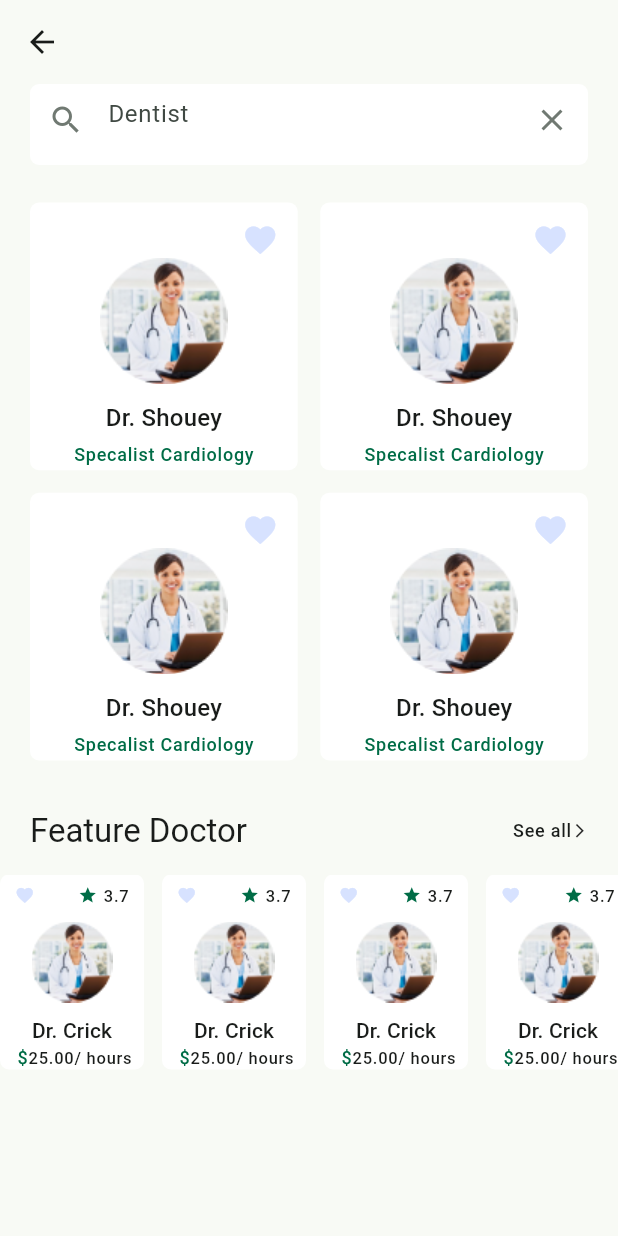
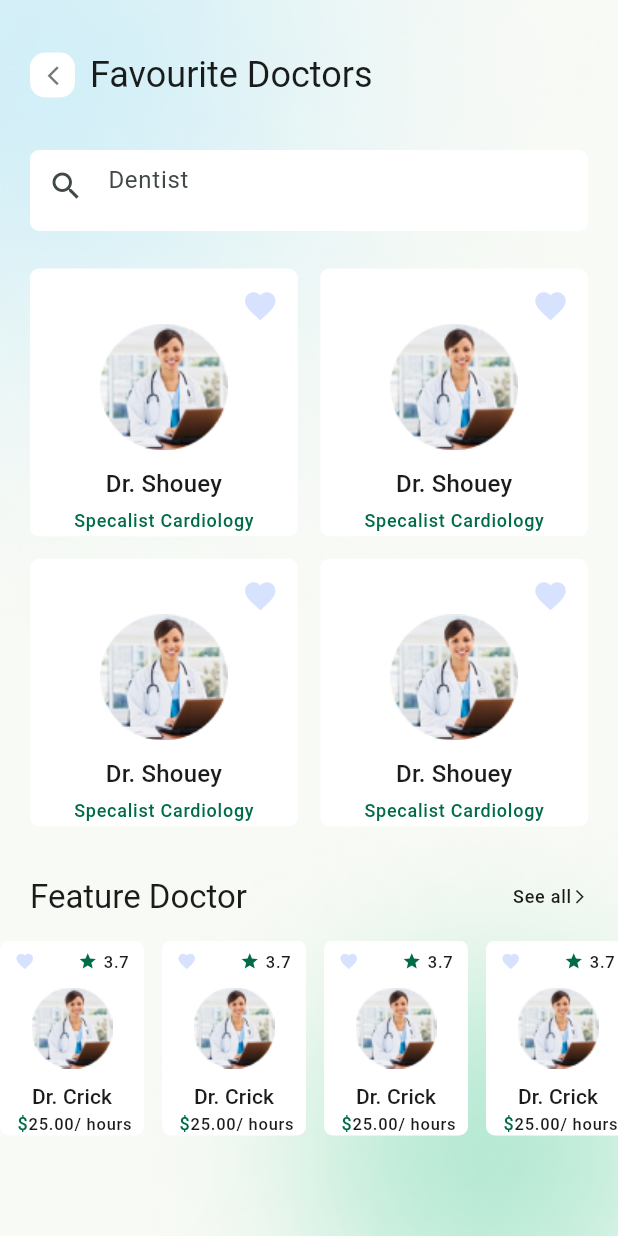
Before and after one commit to majidfathi69/DoctorHunt, a Flutter app: the FavouriteDoctorView screen opened by its route, on a phone screen of 412 x 824 dp. Run offline on Flutter 3.47's test engine with Material 2 defaults, Android fonts, the phone set to English and light mode, and no system bars; our stand-ins replace get.

Commit message:
add background Image & SearchTextField& & AppbarWidget

```diff
--- a/lib/app/modules/favourite_doctor/views/favourite_doctor_view.dart
+++ b/lib/app/modules/favourite_doctor/views/favourite_doctor_view.dart
@@ -1,6 +1,8 @@
+import 'package:doctor_hunt/app/widgets/appbar_widget.dart';
 import 'package:flutter/material.dart';
 import 'package:get/get.dart';
 
+import '../../../widgets/search_text_field.dart';
 import '../controllers/favourite_doctor_controller.dart';
 
 class FavouriteDoctorView extends GetView<FavouriteDoctorController> {
@@ -9,11 +11,17 @@ class FavouriteDoctorView extends GetView<FavouriteDoctorController> {
   @override
   Widget build(BuildContext context) {
     return Scaffold(
-      body: ListView(
+      body: Container(
+        decoration: const BoxDecoration(
+            image: DecorationImage(
+                image: AssetImage('lib/assets/image/background.png'),
+                fit: BoxFit.cover)),
+        child: ListView(
           children: const [
+            SizedBox(height: 100, child: AppbarWidget('Favourite Doctors')),
             Padding(
               padding: EdgeInsets.symmetric(horizontal: 20),
-            child: SearchBarWidget(),
+              child: SearchTextField('Dentist'),
             ),
             SizedBox(height: 25),
             SizedBox(
@@ -30,7 +38,7 @@ class FavouriteDoctorView extends GetView<FavouriteDoctorController> {
             )
           ],
         ),
-      appBar: AppBar(),
+      ),
     );
   }
 }
```
Lines whose indentation alone changed are shown as unchanged.
